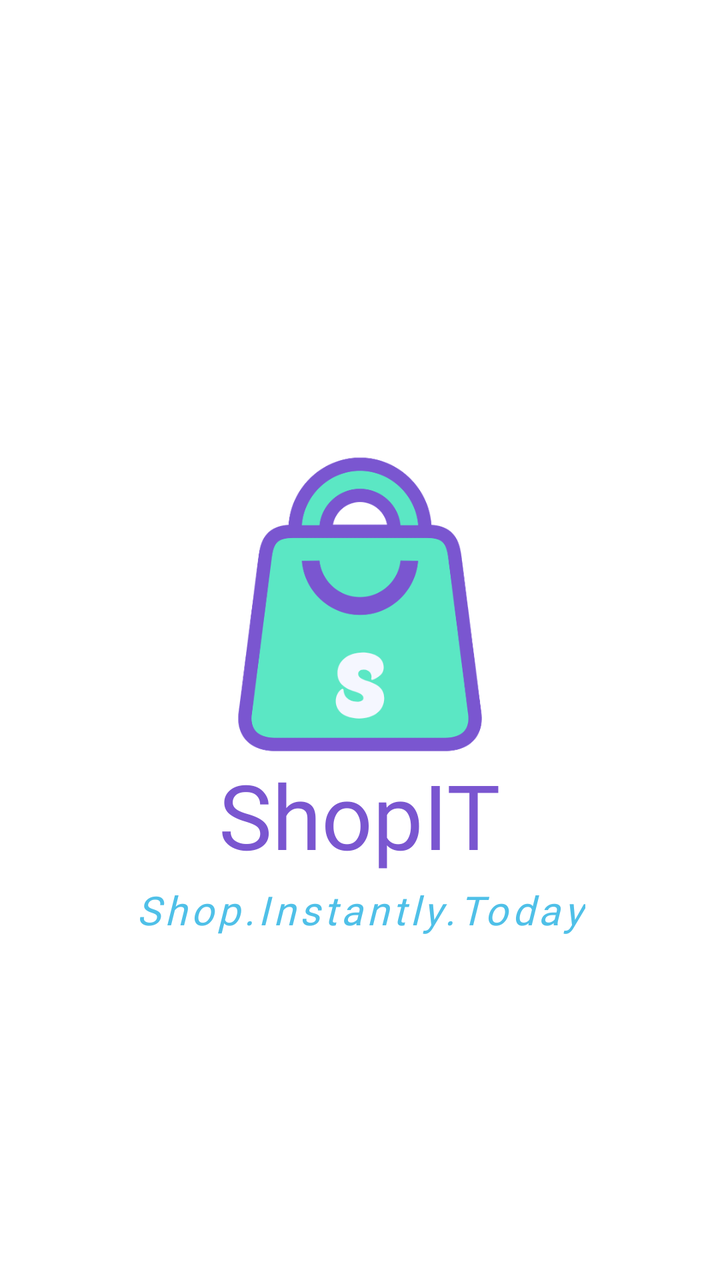
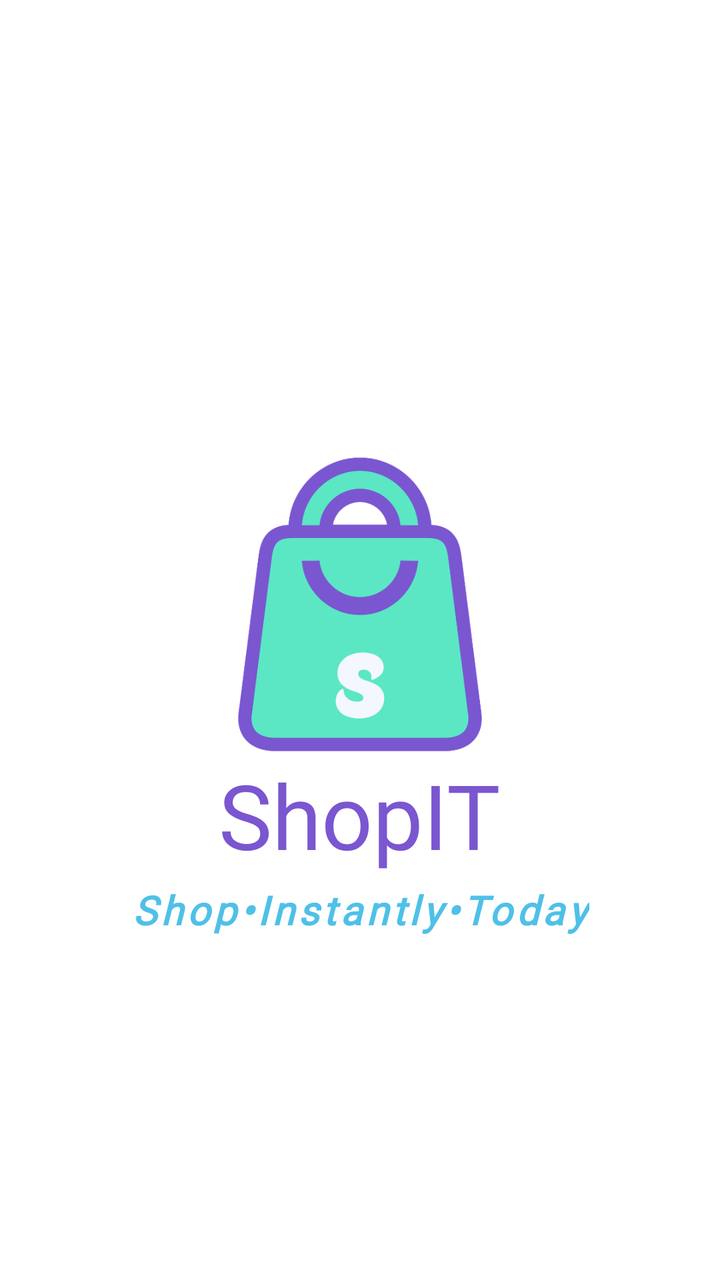

Before-and-after screenshots of an Android layout around one commit, followed by the original layout XML and the change that was made.
<!-- AndroidManifest.xml: activity theme Theme.ShoppingApp.NoActionBar -->
<!-- res/layout/activity_welcome.xml -->
<?xml version="1.0" encoding="utf-8"?>
<androidx.drawerlayout.widget.DrawerLayout
    xmlns:android="http://schemas.android.com/apk/res/android"
    xmlns:app="http://schemas.android.com/apk/res-auto"
    android:id="@+id/welcome_drawer_layout"
    android:layout_width="match_parent"
    android:layout_height="match_parent"
    android:background="@color/offwhite"
    android:fitsSystemWindows="true">

    
    <LinearLayout
        android:layout_width="match_parent"
        android:layout_height="match_parent"
        android:background="#FFFFFF"
        android:orientation="vertical">

        <com.google.android.material.appbar.MaterialToolbar
            android:id="@+id/welcome_toolbar"
            android:layout_width="match_parent"
            android:layout_height="?attr/actionBarSize"
            android:background="#FFFFFF"
            android:theme="@style/ThemeOverlay.AppCompat.Light" />

        <LinearLayout
            android:layout_width="match_parent"
            android:layout_height="0dp"
            android:layout_weight="1"
            android:gravity="center"
            android:orientation="vertical">

            <ImageView
                android:layout_width="150dp"
                android:layout_height="150dp"
                android:contentDescription="App logo"
                android:src="@drawable/shopit_logo" />

            <TextView
                android:layout_width="wrap_content"
                android:layout_height="wrap_content"
                android:text="ShopIT"
                android:textColor="@color/purple"
                android:textSize="45sp"
                android:fontFamily="@font/funkybird"/>

            <TextView
                android:layout_width="wrap_content"
                android:layout_height="wrap_content"
                android:layout_marginTop="4dp"
                android:text="Shop.Instantly.Today"
                android:textColor="@color/lightblue"
                android:textSize="20sp"
                android:textStyle="italic"
                android:letterSpacing="0.1"
                android:fontFamily="@font/poppins"/>
        </LinearLayout>
    </LinearLayout>

    
    <com.google.android.material.navigation.NavigationView
        android:id="@+id/welcome_nav_view"
        android:layout_width="wrap_content"
        android:layout_height="match_parent"
        android:layout_gravity="start"
        android:background="#FFFFFF"
        android:fitsSystemWindows="true"
        app:headerLayout="@layout/welcome_nav_header"
        app:itemTextColor="#000000"
        app:menu="@menu/welcome_drawer_menu" />

</androidx.drawerlayout.widget.DrawerLayout>
<!-- res/layout/welcome_nav_header.xml (included above) -->
<?xml version="1.0" encoding="utf-8"?>
<LinearLayout xmlns:android="http://schemas.android.com/apk/res/android"
    android:layout_width="match_parent"
    android:layout_height="wrap_content"
    android:background="#FFFFFF"
    android:orientation="vertical">

    <LinearLayout
        android:layout_width="match_parent"
        android:layout_height="match_parent"
        android:background="@color/purple"
        android:orientation="horizontal"
        android:padding="14dp">

        <ImageView
            android:layout_width="48dp"
            android:layout_height="48dp"
            android:layout_gravity="center"
            android:layout_marginTop="10dp"
            android:contentDescription="App logo"
            android:src="@drawable/shopit_logo" />

        <TextView
            android:layout_width="wrap_content"
            android:layout_height="wrap_content"
            android:layout_gravity="center"
            android:layout_marginTop="10dp"
            android:layout_marginLeft="5dp"
            android:fontFamily="@font/funkybird"
            android:text="ShopIT"
            android:textColor="@color/offwhite"
            android:textSize="30sp" />
    </LinearLayout>

    <View
        android:layout_width="match_parent"
        android:layout_height="1dp"
        android:background="#000000" />
</LinearLayout>
<!-- resources referenced by this layout -->
<resources>
  <color name="lightblue">#4fc0e8</color>
  <color name="offwhite">#f5f7ff</color>
  <color name="purple">#7a56d0</color>
  <!-- drawable shopit_logo: png bitmap (drawable, 33179 bytes) -->
  <style name="Theme.ShoppingApp.NoActionBar" parent="Theme.MaterialComponents.DayNight.NoActionBar">
          <item name="windowActionBar">false</item>
          <item name="windowNoTitle">true</item>
      </style>
</resources>

<!-- the commit's change to res/layout/activity_welcome.xml (unified diff, before → after) -->
@@ -47,10 +47,10 @@
                 android:layout_width="wrap_content"
                 android:layout_height="wrap_content"
                 android:layout_marginTop="4dp"
-                android:text="Shop.Instantly.Today"
+                android:text="Shop•Instantly•Today"
                 android:textColor="@color/lightblue"
                 android:textSize="20sp"
-                android:textStyle="italic"
+                android:textStyle="italic|bold"
                 android:letterSpacing="0.1"
                 android:fontFamily="@font/poppins"/>
         </LinearLayout>
@@ -79,7 +79,7 @@
 
     <LinearLayout
         android:layout_width="match_parent"
-        android:layout_height="match_parent"
+        android:layout_height="125dp"
         android:background="@color/purple"
         android:orientation="horizontal"
         android:padding="14dp">
@@ -88,7 +88,7 @@
             android:layout_width="48dp"
             android:layout_height="48dp"
             android:layout_gravity="center"
-            android:layout_marginTop="10dp"
+            android:layout_marginTop="15dp"
             android:contentDescription="App logo"
             android:src="@drawable/shopit_logo" />
 
@@ -96,8 +96,8 @@
             android:layout_width="wrap_content"
             android:layout_height="wrap_content"
             android:layout_gravity="center"
-            android:layout_marginTop="10dp"
             android:layout_marginLeft="5dp"
+            android:layout_marginTop="15dp"
             android:fontFamily="@font/funkybird"
             android:text="ShopIT"
             android:textColor="@color/offwhite"
